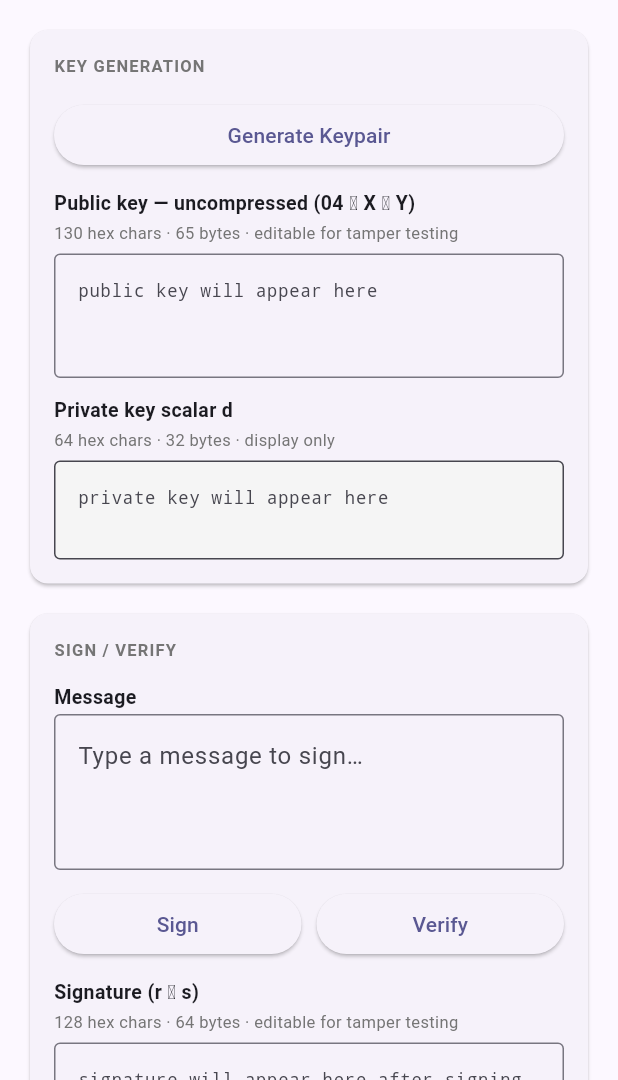
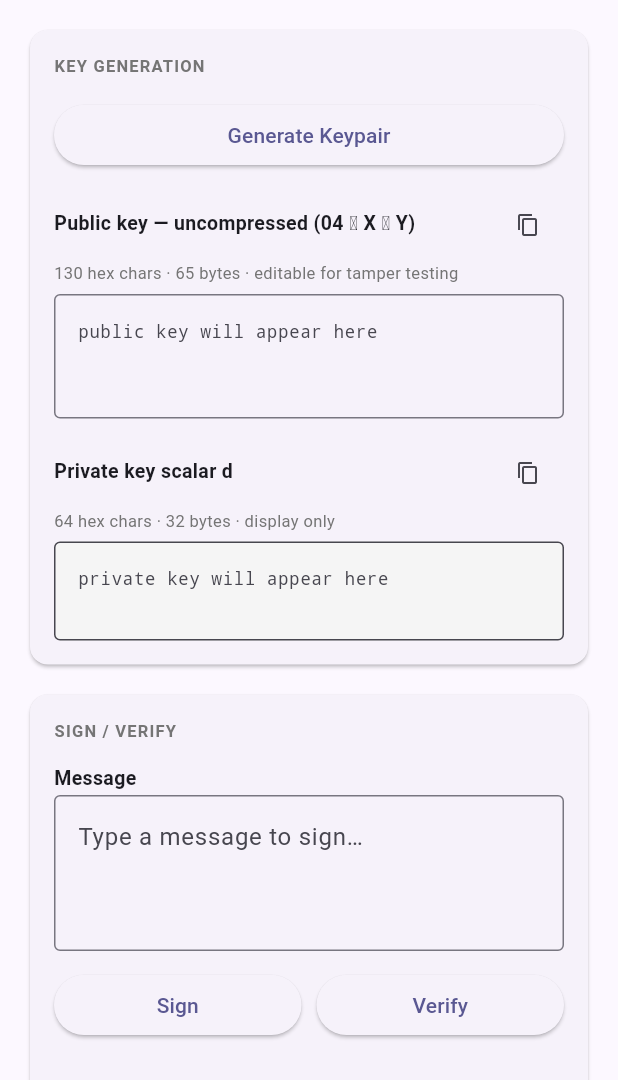
Before and after one commit to Ardacandra/hashing-ecdsa-poc, a Flutter app: the screen it shows after launch, tab 2 chosen, on a phone screen of 412 x 824 dp, the part 156-1236 px from its top. Run offline on Flutter 3.47's test engine with Material 3 defaults, Android fonts, the light colour scheme and no system bars; missing offline and left inert: pointycastle.

Commit message:
Add SG-M1: copy to clipboard for all hex output fields (mobile)

```diff
--- a/app/mobile/lib/screens/home_screen.dart
+++ b/app/mobile/lib/screens/home_screen.dart
@@ -1,4 +1,5 @@
 import 'package:flutter/material.dart';
+import 'package:flutter/services.dart';
 
 import '../crypto/ecdsa_service.dart';
 import '../crypto/sha256_service.dart';
@@ -221,7 +222,10 @@ class _EcdsaTabState extends State<_EcdsaTab> {
                 child: const Text('Generate Keypair'),
               ),
               const SizedBox(height: 12),
-              _FieldLabel('Public key — uncompressed (04 ‖ X ‖ Y)'),
+              Row(children: [
+                Expanded(child: _FieldLabel('Public key — uncompressed (04 ‖ X ‖ Y)')),
+                _CopyIconButton(getText: () => _publicKeyController.text),
+              ]),
               _HexHint('130 hex chars · 65 bytes · editable for tamper testing'),
               const SizedBox(height: 4),
               TextField(
@@ -234,7 +238,10 @@ class _EcdsaTabState extends State<_EcdsaTab> {
                 ),
               ),
               const SizedBox(height: 12),
-              _FieldLabel('Private key scalar d'),
+              Row(children: [
+                Expanded(child: _FieldLabel('Private key scalar d')),
+                _CopyIconButton(getText: () => _privateKeyController.text),
+              ]),
               _HexHint('64 hex chars · 32 bytes · display only'),
               const SizedBox(height: 4),
               TextField(
@@ -285,7 +292,10 @@ class _EcdsaTabState extends State<_EcdsaTab> {
                 ],
               ),
               const SizedBox(height: 12),
-              _FieldLabel('Signature (r ‖ s)'),
+              Row(children: [
+                Expanded(child: _FieldLabel('Signature (r ‖ s)')),
+                _CopyIconButton(getText: () => _signatureController.text),
+              ]),
               _HexHint('128 hex chars · 64 bytes · editable for tamper testing'),
               const SizedBox(height: 4),
               TextField(
@@ -400,7 +410,12 @@ class _HexOutput extends StatelessWidget {
     return Column(
       crossAxisAlignment: CrossAxisAlignment.start,
       children: [
-        _FieldLabel(label),
+        Row(
+          children: [
+            Expanded(child: _FieldLabel(label)),
+            _CopyIconButton(getText: () => value),
+          ],
+        ),
         _HexHint(hint),
         const SizedBox(height: 4),
         Container(
@@ -414,6 +429,27 @@ class _HexOutput extends StatelessWidget {
           child: SelectableText(value, style: _monoStyle),
         ),
       ],
+    );
+  }
+}
+
+class _CopyIconButton extends StatelessWidget {
+  final String Function() getText;
+  const _CopyIconButton({required this.getText});
+
+  @override
+  Widget build(BuildContext context) {
+    return IconButton(
+      icon: const Icon(Icons.content_copy, size: 16),
+      tooltip: 'Copy to clipboard',
+      padding: EdgeInsets.zero,
+      constraints: const BoxConstraints(),
+      onPressed: () {
+        final text = getText();
+        if (text.isNotEmpty) {
+          Clipboard.setData(ClipboardData(text: text));
+        }
+      },
     );
   }
 }
```
